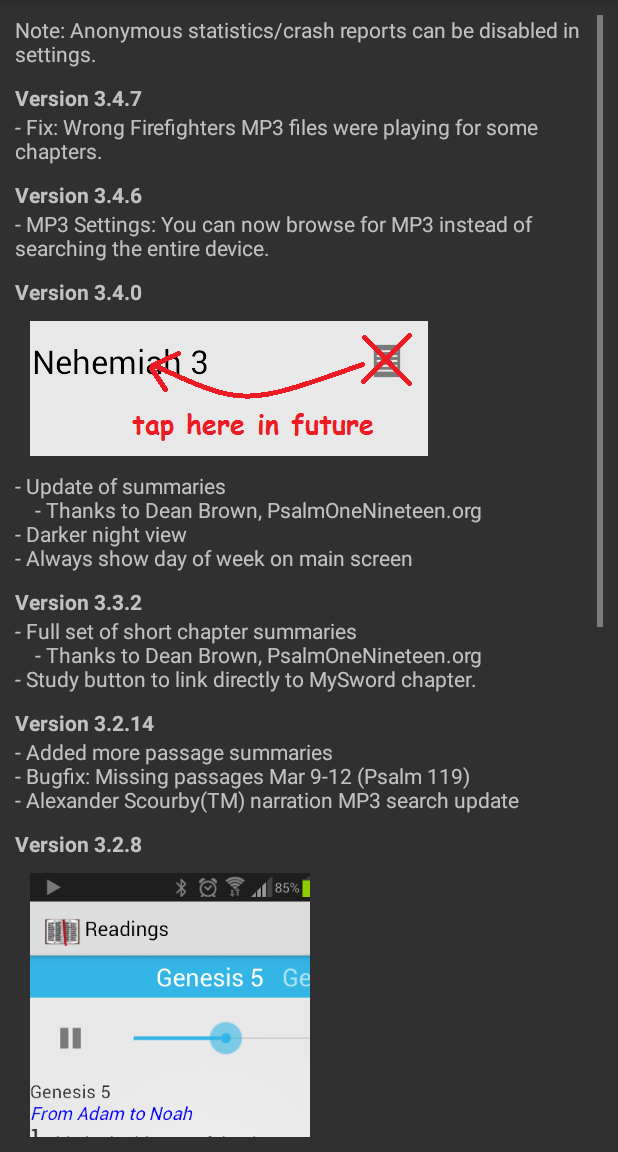
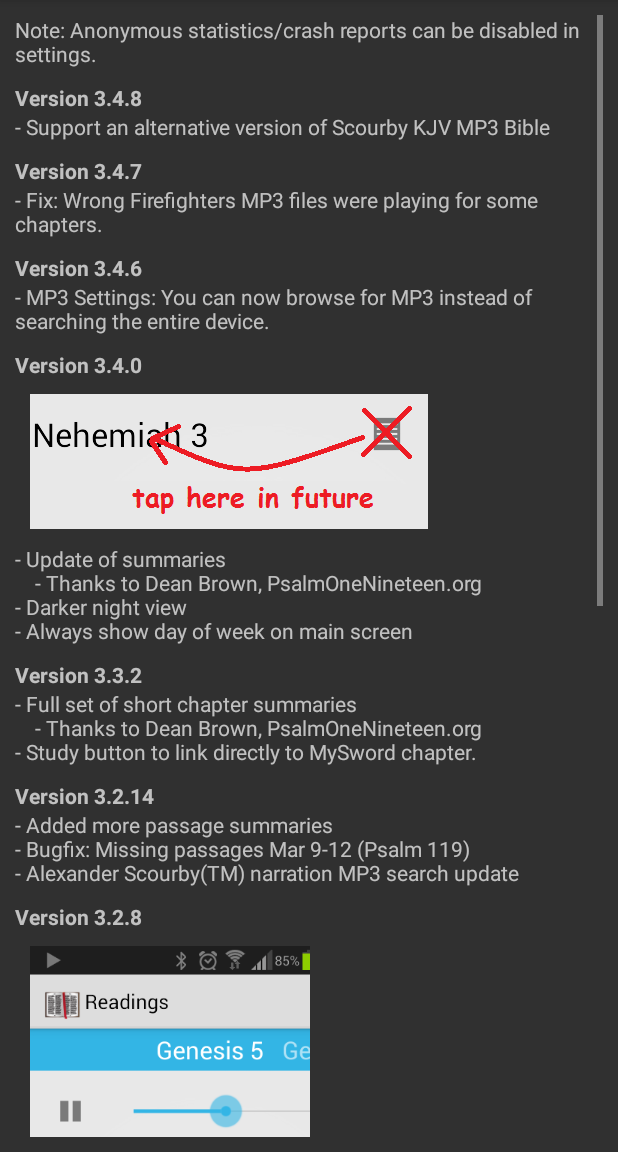
Before and after one commit to tekkies/Readings, an Android app: the layout dialog_whatsnew.xml on its own in the app's theme, with its tools: preview values and no code run, on a phone screen of 412 x 824 dp, the part 84-1236 px from its top. Run offline under Robolectric (Android 15) with nearby library versions, the light colour scheme and no system bars; network calls fail.

Commit message:
v3.4.8 & what's new
#risk2 #upgrade

```diff
--- a/app/build.gradle
+++ b/app/build.gradle
@@ -8,7 +8,7 @@ android {
         minSdkVersion 21
         targetSdkVersion 21
         versionCode (100100000 + (minSdkVersion.mApiLevel)*1000000 + (System.getenv("BUILD_NUMBER") as Integer ?: 0))
-        versionName "3.4.7." + System.getenv("BUILD_NUMBER") ?: "0"
+        versionName "3.4.8." + System.getenv("BUILD_NUMBER") ?: "0"
         testApplicationId "uk.co.tekkies.readings.test"
         testInstrumentationRunner "android.support.test.runner.AndroidJUnitRunner"
     }
--- a/app/src/main/res/layout/dialog_whatsnew.xml
+++ b/app/src/main/res/layout/dialog_whatsnew.xml
@@ -24,6 +24,14 @@
 
 
 
+
+            <TextView android:layout_width="fill_parent" android:layout_marginTop="10dp"
+                android:layout_height="wrap_content"
+                android:text="Version 3.4.8"
+                android:textStyle="bold" />
+            <TextView android:layout_width="fill_parent"
+                android:layout_height="wrap_content"
+                android:text="- Support an alternative version of Scourby KJV MP3 Bible" />
 
 
             <TextView android:layout_width="fill_parent" android:layout_marginTop="10dp"
```
